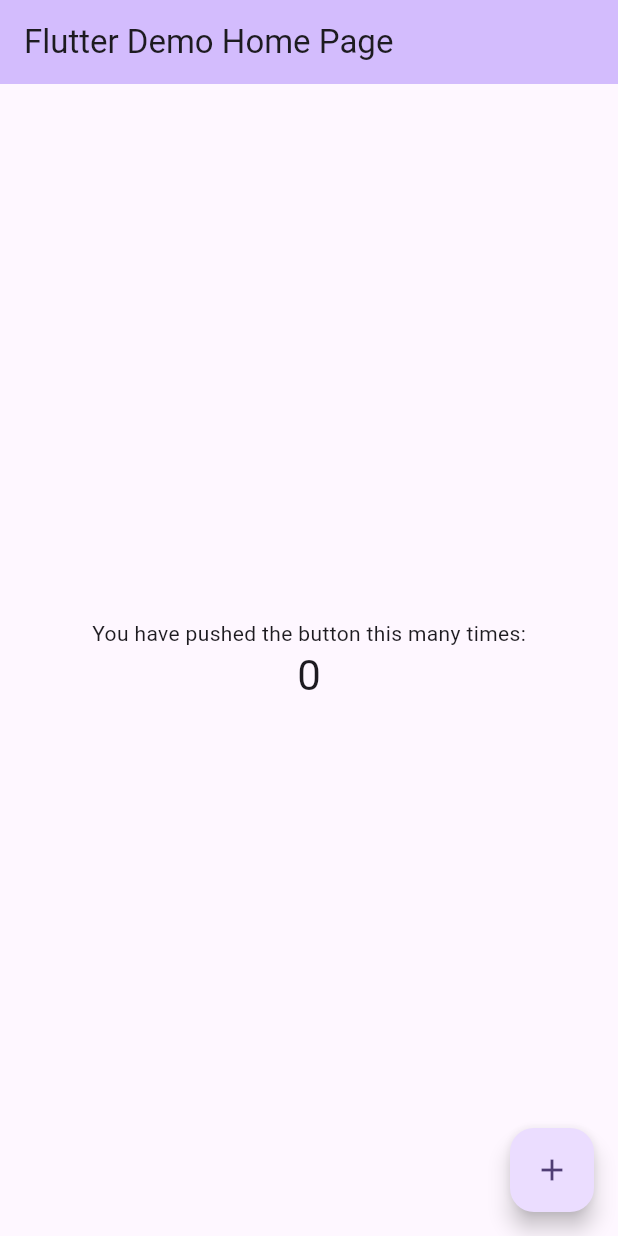
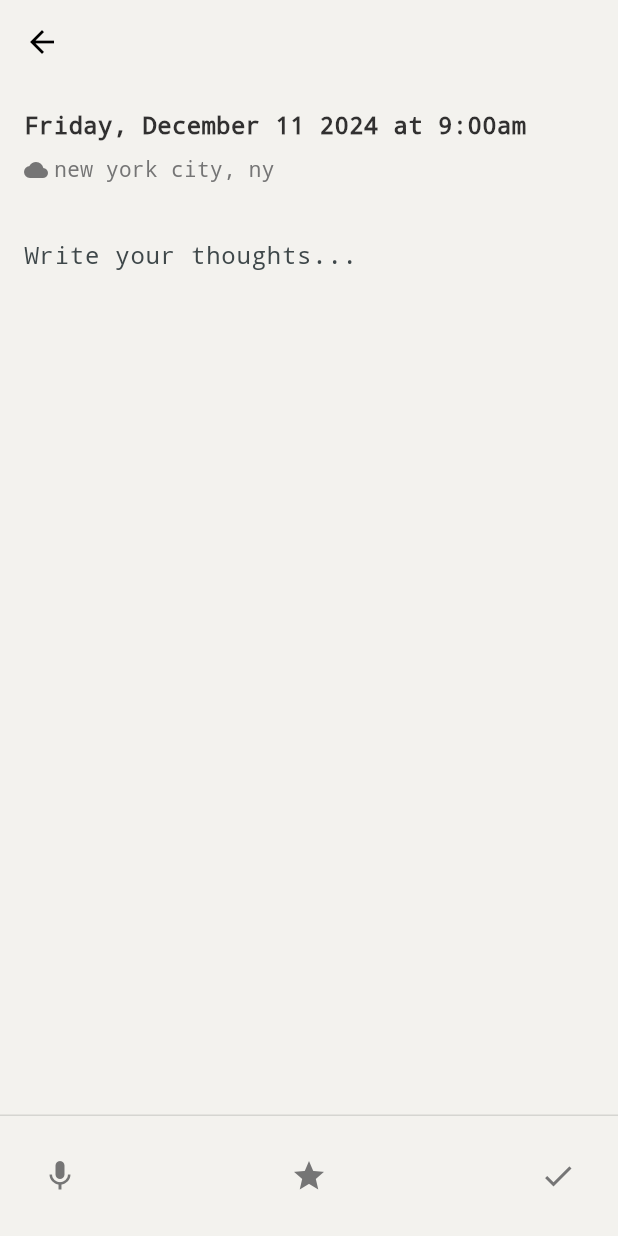
Before and after one commit to sevensevencoffee/Theras, a Flutter app: the screen it shows after launch, on a phone screen of 412 x 824 dp. Run offline on Flutter 3.47's test engine with Material 3 defaults, Android fonts, the phone set to English and light mode, and no system bars.

Commit message:
First version

```diff
--- a/ai_journal/lib/main.dart
+++ b/ai_journal/lib/main.dart
@@ -1,4 +1,5 @@
 import 'package:flutter/material.dart';
+import 'dart:async';
 
 void main() {
   runApp(const MyApp());
@@ -7,119 +8,175 @@
 class MyApp extends StatelessWidget {
   const MyApp({super.key});
 
-  // This widget is the root of your application.
   @override
   Widget build(BuildContext context) {
     return MaterialApp(
-      title: 'Flutter Demo',
+      title: 'Journal App',
       theme: ThemeData(
-        // This is the theme of your application.
-        //
-        // TRY THIS: Try running your application with "flutter run". You'll see
-        // the application has a purple toolbar. Then, without quitting the app,
-        // try changing the seedColor in the colorScheme below to Colors.green
-        // and then invoke "hot reload" (save your changes or press the "hot
-        // reload" button in a Flutter-supported IDE, or press "r" if you used
-        // the command line to start the app).
-        //
-        // Notice that the counter didn't reset back to zero; the application
-        // state is not lost during the reload. To reset the state, use hot
-        // restart instead.
-        //
-        // This works for code too, not just values: Most code changes can be
-        // tested with just a hot reload.
-        colorScheme: ColorScheme.fromSeed(seedColor: Colors.deepPurple),
+        colorScheme: ColorScheme.fromSeed(seedColor: Colors.grey),
         useMaterial3: true,
+        fontFamily: 'Courier New',
       ),
-      home: const MyHomePage(title: 'Flutter Demo Home Page'),
+      home: const JournalEntryPage(),
     );
   }
 }
 
-class MyHomePage extends StatefulWidget {
-  const MyHomePage({super.key, required this.title});
-
-  // This widget is the home page of your application. It is stateful, meaning
-  // that it has a State object (defined below) that contains fields that affect
-  // how it looks.
-
-  // This class is the configuration for the state. It holds the values (in this
-  // case the title) provided by the parent (in this case the App widget) and
-  // used by the build method of the State. Fields in a Widget subclass are
-  // always marked "final".
-
-  final String title;
+class JournalEntryPage extends StatefulWidget {
+  const JournalEntryPage({super.key});
 
   @override
-  State<MyHomePage> createState() => _MyHomePageState();
+  State<JournalEntryPage> createState() => _JournalEntryPageState();
 }
 
-class _MyHomePageState extends State<MyHomePage> {
-  int _counter = 0;
+class _JournalEntryPageState extends State<JournalEntryPage> {
+  final TextEditingController _journalController = TextEditingController();
+  String? _aiResponse;
+  String _currentDisplayedResponse = '';
+  Timer? _timer;
+  bool _isTyping = false;
 
-  void _incrementCounter() {
+  @override
+  void dispose() {
+    _journalController.dispose();
+    _timer?.cancel();
+    super.dispose();
+  }
+
+  void _startTypingEffect(String text) {
+    if (_isTyping) return;
+
     setState(() {
-      // This call to setState tells the Flutter framework that something has
-      // changed in this State, which causes it to rerun the build method below
-      // so that the display can reflect the updated values. If we changed
-      // _counter without calling setState(), then the build method would not be
-      // called again, and so nothing would appear to happen.
-      _counter++;
+      _isTyping = true;
+      _currentDisplayedResponse = '';
+      _aiResponse = text;
+    });
+
+    int index = 0;
+    _timer?.cancel();
+
+    _timer = Timer.periodic(const Duration(milliseconds: 50), (timer) {
+      if (index < text.length) {
+        setState(() {
+          _currentDisplayedResponse = text.substring(0, index + 1);
+          index++;
+        });
+      } else {
+        _isTyping = false;
+        timer.cancel();
+      }
     });
   }
 
   @override
   Widget build(BuildContext context) {
-    // This method is rerun every time setState is called, for instance as done
-    // by the _incrementCounter method above.
-    //
-    // The Flutter framework has been optimized to make rerunning build methods
-    // fast, so that you can just rebuild anything that needs updating rather
-    // than having to individually change instances of widgets.
     return Scaffold(
+      backgroundColor: const Color(0xFFF3F2EE),
       appBar: AppBar(
-        // TRY THIS: Try changing the color here to a specific color (to
-        // Colors.amber, perhaps?) and trigger a hot reload to see the AppBar
-        // change color while the other colors stay the same.
-        backgroundColor: Theme.of(context).colorScheme.inversePrimary,
-        // Here we take the value from the MyHomePage object that was created by
-        // the App.build method, and use it to set our appbar title.
-        title: Text(widget.title),
+        backgroundColor: const Color(0xFFF3F2EE),
+        elevation: 0,
+        leading: const BackButton(color: Colors.black),
       ),
-      body: Center(
-        // Center is a layout widget. It takes a single child and positions it
-        // in the middle of the parent.
+      body: Padding(
+        padding: const EdgeInsets.all(16.0),
         child: Column(
-          // Column is also a layout widget. It takes a list of children and
-          // arranges them vertically. By default, it sizes itself to fit its
-          // children horizontally, and tries to be as tall as its parent.
-          //
-          // Column has various properties to control how it sizes itself and
-          // how it positions its children. Here we use mainAxisAlignment to
-          // center the children vertically; the main axis here is the vertical
-          // axis because Columns are vertical (the cross axis would be
-          // horizontal).
-          //
-          // TRY THIS: Invoke "debug painting" (choose the "Toggle Debug Paint"
-          // action in the IDE, or press "p" in the console), to see the
-          // wireframe for each widget.
-          mainAxisAlignment: MainAxisAlignment.center,
-          children: <Widget>[
-            const Text(
-              'You have pushed the button this many times:',
+          crossAxisAlignment: CrossAxisAlignment.start,
+          children: [
+            Text(
+              'Friday, December 11 2024 at 9:00am',
+              style: TextStyle(
+                fontFamily: 'Courier New',
+                fontSize: 16,
+                fontWeight: FontWeight.bold,
+                color: Colors.black.withOpacity(0.8),
+              ),
             ),
-            Text(
-              '$_counter',
-              style: Theme.of(context).textTheme.headlineMedium,
+            const SizedBox(height: 8),
+            Row(
+              children: [
+                Icon(Icons.cloud, size: 16, color: Colors.grey[600]),
+                const SizedBox(width: 4),
+                Text(
+                  'new york city, ny',
+                  style: TextStyle(
+                    fontFamily: 'Courier New',
+                    fontSize: 14,
+                    color: Colors.grey[600],
+                  ),
+                ),
+              ],
+            ),
+            const SizedBox(height: 24),
+            TextField(
+              controller: _journalController,
+              maxLines: null,
+              decoration: const InputDecoration(
+                hintText: 'Write your thoughts...',
+                border: InputBorder.none,
+                contentPadding: EdgeInsets.zero,
+              ),
+              style: TextStyle(
+                fontFamily: 'Courier New',
+                fontSize: 16,
+                color: Colors.black.withOpacity(0.8),
+                height: 1.5,
+              ),
+            ),
+            const SizedBox(height: 24),
+            if (_aiResponse != null)
+              Container(
+                padding: const EdgeInsets.all(16),
+                decoration: BoxDecoration(
+                  color: const Color(0xFFF3F2EE),
+                  borderRadius: BorderRadius.circular(12),
+                ),
+                child: Text(
+                  _currentDisplayedResponse,
+                  style: const TextStyle(
+                    fontFamily: 'Courier New',
+                    fontSize: 15,
+                    color: Color(0xFFCB984F),
+                    height: 1.5,
+                  ),
+                ),
+              ),
+          ],
+        ),
+      ),
+      bottomNavigationBar: Container(
+        padding: const EdgeInsets.all(16),
+        decoration: const BoxDecoration(
+          color: Color(0xFFF3F2EE),
+          border: Border(top: BorderSide(color: Colors.black12)),
+        ),
+        child: Row(
+          mainAxisAlignment: MainAxisAlignment.spaceBetween,
+          children: [
+            IconButton(
+              icon: Icon(Icons.mic, color: Colors.grey[600]),
+              onPressed: () {
+                // TODO: Implement voice input
+              },
+            ),
+            IconButton(
+              icon: Icon(Icons.star, color: Colors.grey[600]),
+              onPressed: () {
+                _startTypingEffect(
+                  "I hear you, and it sounds like you're going through a challenging time. "
+                  "Remember that test scores don't define your worth. You're capable of so much more "
+                  "than you realize, and setbacks are just temporary obstacles on your path to success."
+                );
+              },
+            ),
+            IconButton(
+              icon: Icon(Icons.check, color: Colors.grey[600]),
+              onPressed: () {
+                // Left empty for now since we're using the star button
+              },
             ),
           ],
         ),
       ),
-      floatingActionButton: FloatingActionButton(
-        onPressed: _incrementCounter,
-        tooltip: 'Increment',
-        child: const Icon(Icons.add),
-      ), // This trailing comma makes auto-formatting nicer for build methods.
     );
   }
 }
```
